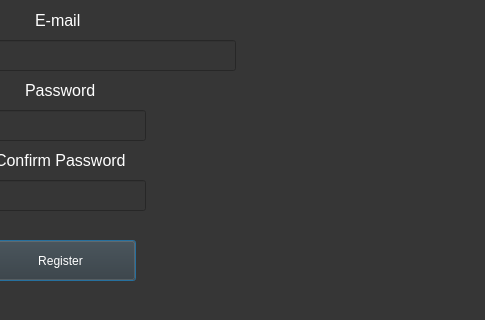
First picture: the form in App/register.ui, repository CodingXP/AlgasKalkulators, before the edit; both pictures show x 375 to 860 and y 210 to 530 of the 860 by 720 pixel window.
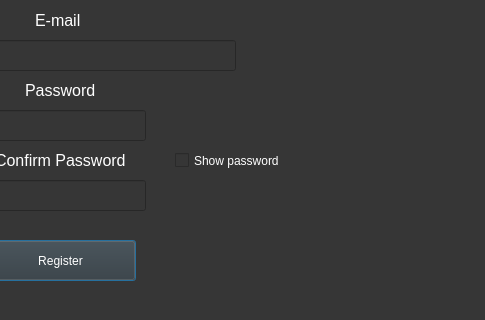
Second picture: the form after the edit.

Commit message: Added show password to login and partially register, started work on .pdf integration.

Diff of the .ui file:
```diff
--- a/App/register.ui
+++ b/App/register.ui
@@ -354,6 +354,23 @@
     <string>Home</string>
    </property>
   </widget>
+  <widget class="QCheckBox" name="passBox">
+   <property name="geometry">
+    <rect>
+     <x>550</x>
+     <y>360</y>
+     <width>131</width>
+     <height>21</height>
+    </rect>
+   </property>
+   <property name="styleSheet">
+    <string notr="true">color: rgb(255, 255, 255);
+font: 9pt &quot;Rockwell&quot;;</string>
+   </property>
+   <property name="text">
+    <string>Show password</string>
+   </property>
+  </widget>
  </widget>
  <resources/>
  <connections/>
```
The commit also changes 6 other files.
